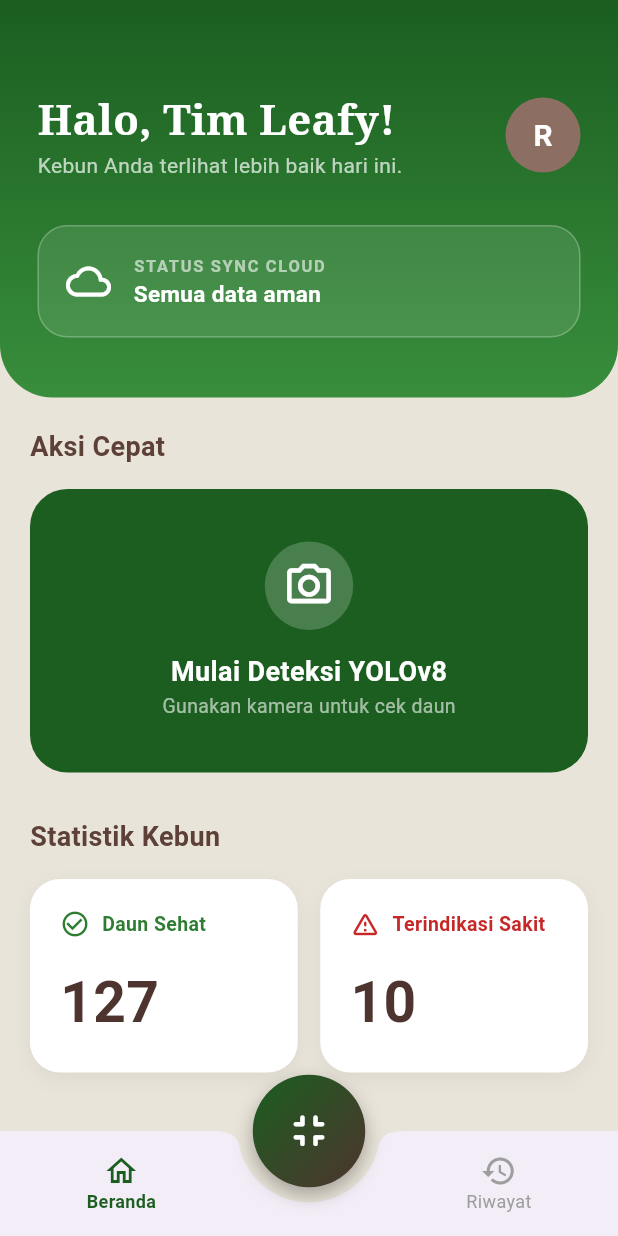
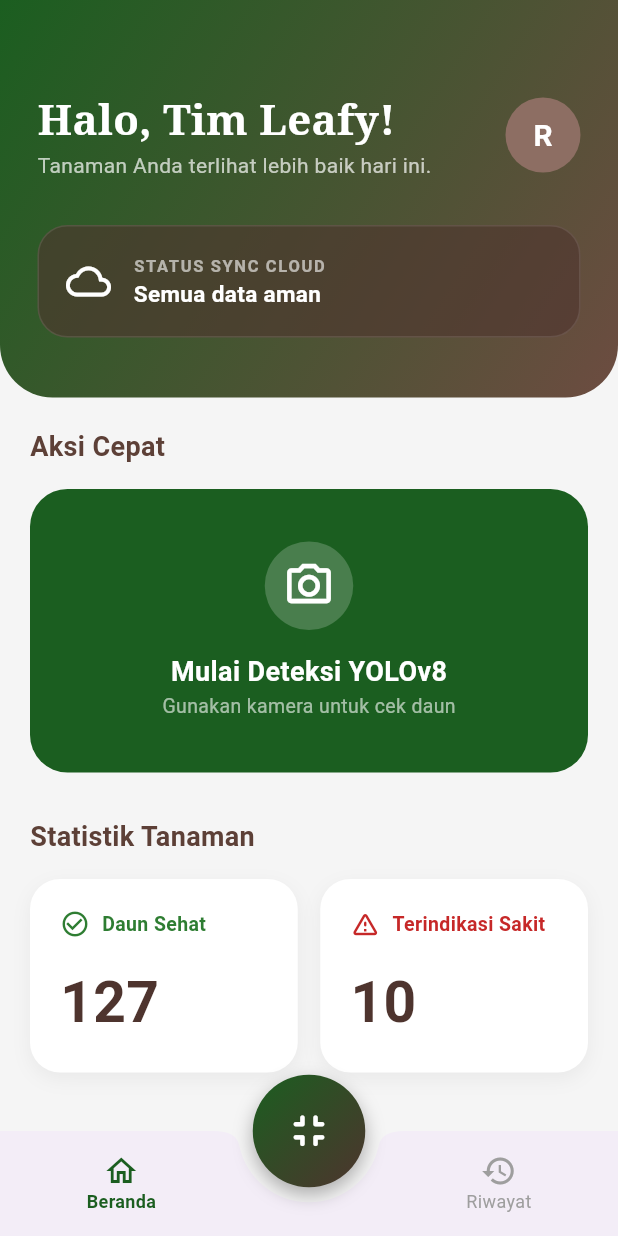
Before and after one commit to nazwaaadn/leafy, a Flutter app: the HomeView screen opened by its route, on a phone screen of 412 x 824 dp. Run offline on Flutter 3.47's test engine with Material 3 defaults, Android fonts, the phone set to English and light mode, and no system bars; our stand-ins replace connectivity_plus, flutter_dotenv, go_router, hive, hive_flutter; missing offline and left inert: mongo_dart; accounts and stored records are empty.

Commit message:
desain: ubah warna background dashboard dan penyesuaian teks tanaman

```diff
--- a/lib/features/home/home_view.dart
+++ b/lib/features/home/home_view.dart
@@ -14,7 +14,7 @@ class _HomeViewState extends State<HomeView> {
   @override
   Widget build(BuildContext context) {
     return Scaffold(
-      backgroundColor: const Color(0xFFE9E4D9),
+      backgroundColor: const Color(0xFFF5F5F5),
       body: SingleChildScrollView(
         child: Column(
           crossAxisAlignment: CrossAxisAlignment.start,
@@ -33,7 +33,7 @@ class _HomeViewState extends State<HomeView> {
                   const SizedBox(height: 15),
                   _buildScanActionCard(),
                   const SizedBox(height: 30),
-                  const Text("Statistik Kebun",
+                  const Text("Statistik Tanaman",
                       style: TextStyle(
                           fontSize: 18,
                           fontWeight: FontWeight.bold,
@@ -58,9 +58,9 @@ class _HomeViewState extends State<HomeView> {
       padding: const EdgeInsets.only(top: 60, left: 25, right: 25, bottom: 40),
       decoration: const BoxDecoration(
         gradient: LinearGradient(
-          colors: [Color(0xFF1B5E20), Color(0xFF388E3C)],
-          begin: Alignment.topCenter,
-          end: Alignment.bottomCenter,
+          colors: [Color(0xFF1B5E20), Color(0xFF6D4C41)],
+          begin: Alignment.topLeft,
+          end: Alignment.bottomRight,
         ),
         borderRadius: BorderRadius.only(
           bottomLeft: Radius.circular(35),
@@ -81,7 +81,7 @@ class _HomeViewState extends State<HomeView> {
                           fontSize: 28,
                           fontWeight: FontWeight.bold,
                           fontFamily: 'Serif')),
-                  Text("Kebun Anda terlihat lebih baik hari ini.",
+                  Text("Tanaman Anda terlihat lebih baik hari ini.",
                       style: TextStyle(color: Colors.white70, fontSize: 14)),
                 ],
               ),
@@ -100,9 +100,9 @@ class _HomeViewState extends State<HomeView> {
           Container(
             padding: const EdgeInsets.all(18),
             decoration: BoxDecoration(
-              color: Colors.white.withOpacity(0.1),
+              color: const Color(0xFF4E342E).withOpacity(0.6),
               borderRadius: BorderRadius.circular(20),
-              border: Border.all(color: Colors.white24),
+              border: Border.all(color: Colors.white10),
             ),
             child: Row(
               children: [
```
